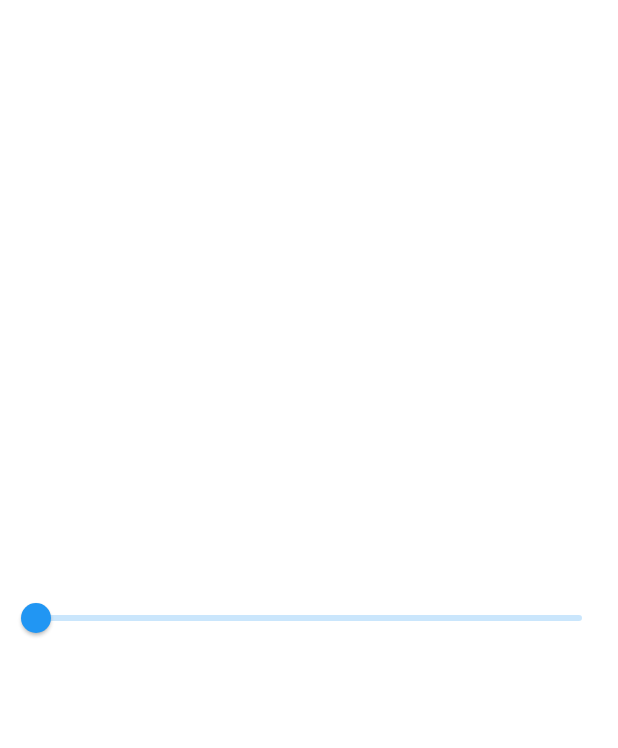
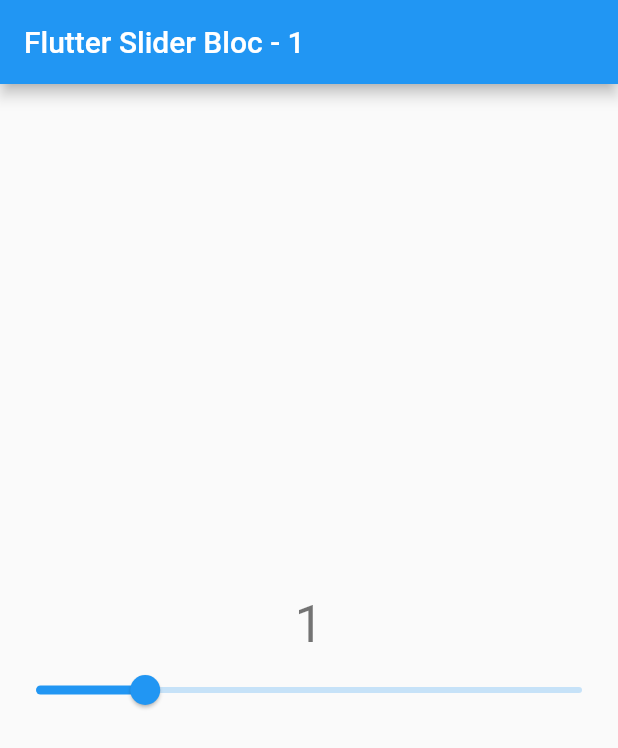
Before and after one commit to 19rahat98/flutter_test_app, a Flutter app: the screen it shows after launch, on a phone screen of 412 x 824 dp. Shown: the top 748 px of the screen. Run offline on Flutter 3.47's test engine with Material 2 defaults, Android fonts, the light colour scheme and no system bars; our stand-ins replace rxdart.

Commit message:
Adding slider w Version 2

```diff
--- a/lib/bloc/bloc_slider.dart
+++ b/lib/bloc/bloc_slider.dart
@@ -6,7 +6,7 @@ class SliderBloc {
 
   SliderBloc() {
     _sliderValue = 100;
-    _actionController.stream.listen(_increaseStream);
+    _actionController.stream.listen(_sliderValueStream);
   }
 
   final _counterStream = BehaviorSubject<int>.seeded(1);
@@ -15,9 +15,9 @@ class SliderBloc {
   Sink get _addValue => _counterStream.sink;
 
   StreamController _actionController = StreamController();
-  StreamSink get incrementCounter => _actionController.sink;
+  StreamSink get sliderValueStream => _actionController.sink;
 
-  void _increaseStream(data) {
+  void _sliderValueStream(data) {
     _sliderValue = data;
     _addValue.add(_sliderValue);
   }
--- a/lib/main.dart
+++ b/lib/main.dart
@@ -13,7 +13,7 @@ class MyApp extends StatelessWidget {
       title: 'Flutter Demo',
       theme: ThemeData(
         primarySwatch: Colors.blue,
-        visualDensity: VisualDensity.adaptivePlatformDensity,
+        //visualDensity: VisualDensity.adaptivePlatformDensity,
       ),
       home: SliderAnimation(),
     );
--- a/lib/slider.dart
+++ b/lib/slider.dart
@@ -1,28 +1,54 @@
 import 'package:flutter/material.dart';
 
+import 'bloc/bloc_slider.dart';
 
-class SliderAnimation extends StatefulWidget {
-  @override
-  _SliderAnimationState createState() => _SliderAnimationState();
-}
-
-class _SliderAnimationState extends State<SliderAnimation> {
-
+class SliderAnimation extends StatelessWidget {
+  SliderBloc sliderBlocBloc = SliderBloc();
   double _currentSliderValue = 20;
-
   @override
   Widget build(BuildContext context) {
-    return Slider(
-      value: _currentSliderValue,
-      min: 200,
-      max: 2000,
-      label: _currentSliderValue.round().toString(),
-      onChanged: (double value) {
-        setState(() {
-          _currentSliderValue = value;
-        });
-      },
+    return Scaffold(
+      appBar: AppBar(
+        title: StreamBuilder<int>(
+            stream: sliderBlocBloc.pressedCount,
+            builder: (context, snapshot) {
+              return Text(
+                'Flutter Slider Bloc - ${snapshot.data.toString()}',
+              );
+            }),
+      ),
+      body: Center(
+        child: Column(
+          mainAxisAlignment: MainAxisAlignment.center,
+          children: <Widget>[
+            StreamBuilder<int>(
+                stream: sliderBlocBloc.pressedCount,
+                builder: (context, snapshot) {
+                  return Text(
+                    '${snapshot.data.toString()}',
+                    style: Theme.of(context).textTheme.display1,
+                  );
+                }
+               ),
+            StreamBuilder<int>(
+                  stream: sliderBlocBloc.pressedCount,
+                  builder: (context, snapshot) {
+                    return Slider (
+                        value: _currentSliderValue,
+                        min: 0,
+                        max: 100,
+                        label: _currentSliderValue.round ( ).toString ( ),
+                        onChanged: (double value) {
+                          sliderBlocBloc.sliderValueStream.add (
+                              value.toInt ( ) );
+                          _currentSliderValue = snapshot.data.toDouble();
+
+                        } );
+                  }
+                ),
+          ],
+        ),
+      ),
     );
-
   }
 }
```
